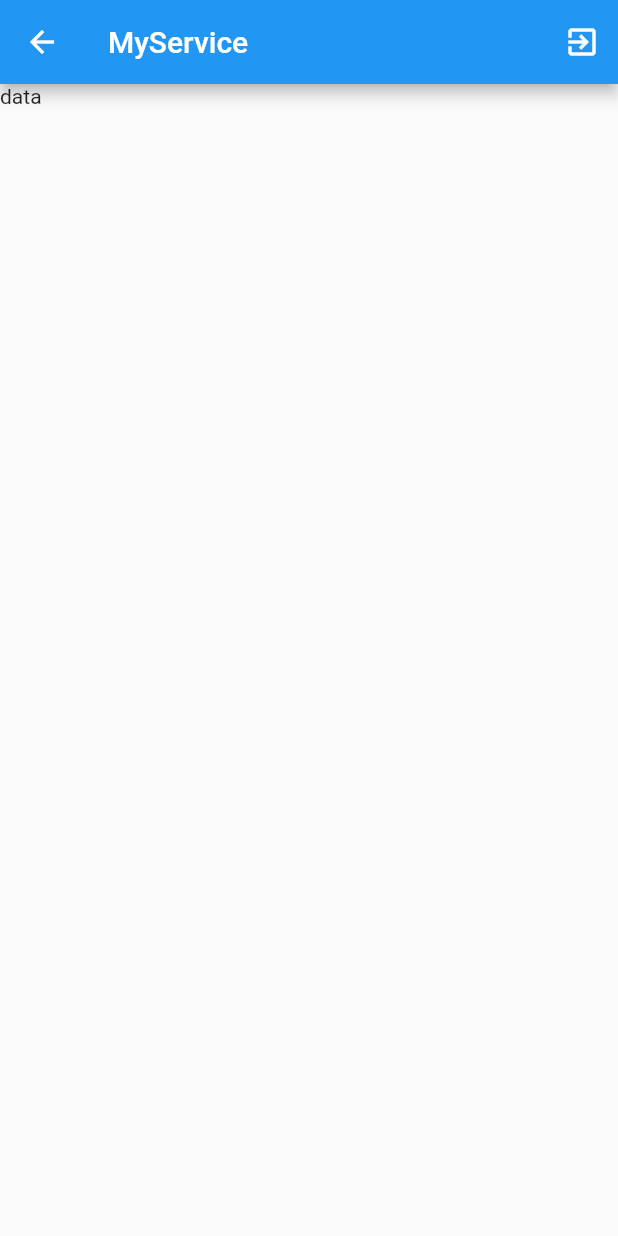
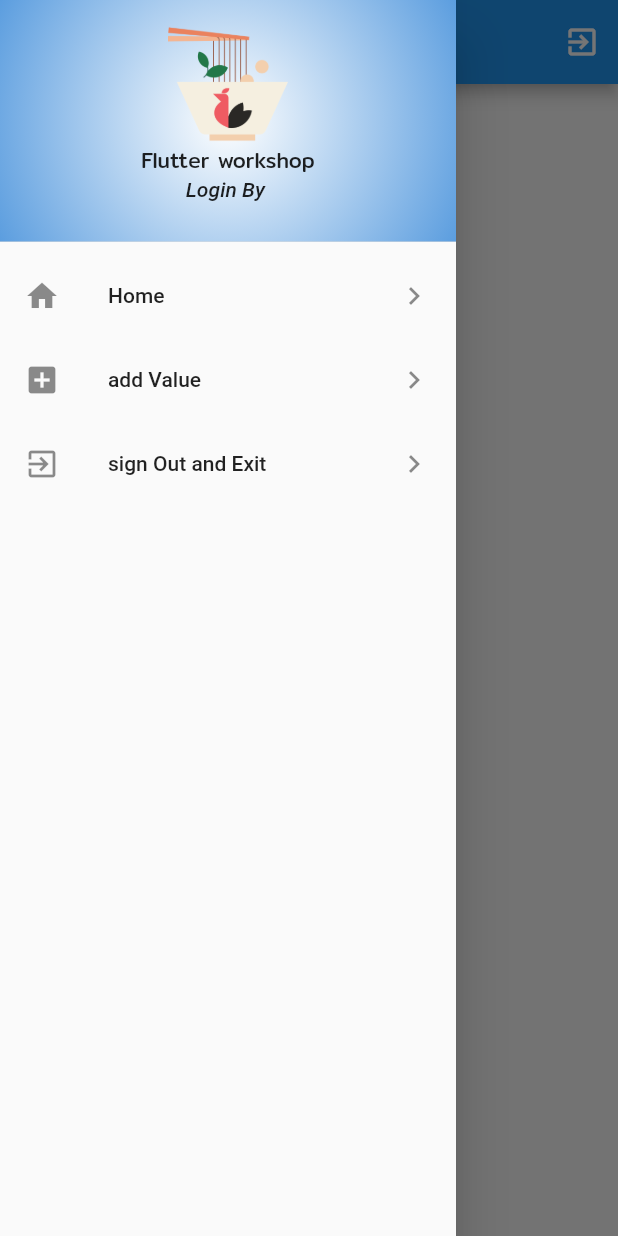
Before and after one commit to bomhome/bom_modern, a Flutter app: the MyService screen opened directly, with the side drawer open (before the commit the screen has no drawer), on a phone screen of 412 x 824 dp. Run offline on Flutter 3.47's test engine with Material 2 defaults, Android fonts, the phone set to English and light mode, and no system bars; our stand-ins replace firebase_auth, firebase_core; accounts and stored records are empty; network calls fail.

Commit message:
Finish Flutter workshop

```diff
--- /dev/null
+++ b/lib/screens/home_service.dart
@@ -0,0 +1,18 @@
+import 'package:flutter/material.dart';
+
+class HomeService extends StatefulWidget {
+  @override
+  _HomeServiceState createState() => _HomeServiceState();
+}
+
+class _HomeServiceState extends State<HomeService> {
+  @override
+  Widget build(BuildContext context) {
+    return Center(
+      child: Text(
+        'Home',
+        style: TextStyle(fontSize: 40.0),
+      ),
+    );
+  }
+}
--- a/lib/screens/my_service.dart
+++ b/lib/screens/my_service.dart
@@ -1,5 +1,7 @@
 import 'dart:io';
 
+import 'package:bom_modern/screens/add_value.dart';
+import 'package:bom_modern/screens/home_service.dart';
 import 'package:firebase_auth/firebase_auth.dart';
 import 'package:flutter/material.dart';
 
@@ -11,8 +13,115 @@ class MyService extends StatefulWidget {
 class _MyServiceState extends State<MyService> {
   // Explicit
   FirebaseAuth firebaseAuth = FirebaseAuth.instance;
+  String nameLoginString = '';
+  Widget myWidget = HomeService();
+
 
   // mothod
+
+  @override
+  void initState() {
+    super.initState();
+    findLogin();
+  }
+
+  Future<void> findLogin() async {
+    FirebaseUser firebaseUser = await firebaseAuth.currentUser();
+    setState(() {
+      nameLoginString = firebaseUser.displayName;
+    });
+    print('name = $nameLoginString');
+  }
+
+  Widget showAppName() {
+    return Text(
+      'Flutter workshop',
+      style: TextStyle(fontFamily: 'Mitr'),
+    );
+  }
+
+  Widget showLogin() {
+    return Text(
+      'Login By $nameLoginString',
+      style: TextStyle(fontStyle: FontStyle.italic),
+    );
+  }
+
+  Widget showImage() {
+    return Container(
+      width: 80.0,
+      height: 80.0,
+      child: Image.asset('images/logo.png'),
+    );
+  }
+
+  Widget myHeadDrawer() {
+    return DrawerHeader(
+      decoration: BoxDecoration(
+          gradient: RadialGradient(
+        colors: [Colors.white, Colors.blue[700]],
+        radius: 1.5,
+      )),
+      child: Column(
+        children: <Widget>[
+          showImage(),
+          showAppName(),
+          showLogin(),
+        ],
+      ),
+    );
+  }
+
+  Widget showHome() {
+    return ListTile(
+      leading: Icon(Icons.home),
+      title: Text('Home'),
+      trailing: Icon(Icons.navigate_next),
+      onTap: () {
+        setState(() {
+          myWidget = HomeService();
+          Navigator.of(context).pop();
+        });
+      },
+    );
+  }
+
+  Widget addValue() {
+    return ListTile(
+      leading: Icon(Icons.add_box),
+      title: Text('add Value'),
+      trailing: Icon(Icons.navigate_next),
+      onTap: () {
+        setState(() {
+          myWidget = AddValue();
+          Navigator.of(context).pop();
+        });
+      },
+    );
+  }
+
+  Widget signOutExit() {
+    return ListTile(
+      leading: Icon(Icons.exit_to_app),
+      title: Text('sign Out and Exit'),
+      trailing: Icon(Icons.navigate_next),onTap: (){
+        signOutAndExit();
+      },
+    );
+  }
+
+  Widget myDrawermenu() {
+    return Drawer(
+        child: ListView(
+      children: <Widget>[
+        myHeadDrawer(),
+        showHome(),
+        addValue(),
+        signOutExit(),
+      ],
+    ));
+  }
+
   Widget signOutAndExit() {
     return IconButton(
       icon: Icon(Icons.exit_to_app),
@@ -24,8 +133,7 @@ class _MyServiceState extends State<MyService> {
   }
 
   Future<void> signoutThread() async {
-
-    await firebaseAuth.signOut().then((response){
+    await firebaseAuth.signOut().then((response) {
       exit(0);
     });
   }
@@ -35,9 +143,12 @@ class _MyServiceState extends State<MyService> {
     return Scaffold(
       appBar: AppBar(
         title: Text('MyService'),
-      actions: <Widget>[signOutAndExit(),],
+        actions: <Widget>[
+          signOutAndExit(),
+        ],
       ),
-      body: Text('data'),
+      body: myWidget,
+      drawer: myDrawermenu(),
     );
   }
 }
```
Also changed, not shown: lib/screens/add_value.dart (added, +19 -0 lines), lib/screens/authen.dart (added, +156 -0 lines), lib/screens/home.dart (+6 -2 lines).
